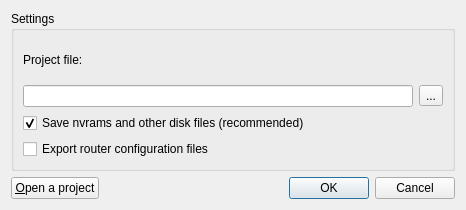
First picture: the form in src/GNS3/Ui/Form_NewProject.ui, repository GNS3/gns3-legacy, before the edit.
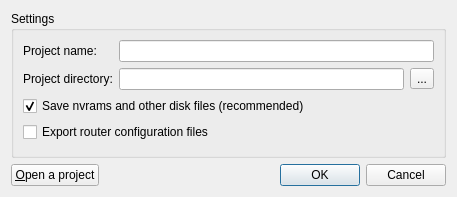
Second picture: the form after the edit. Icons and pictures are not drawn.

Commit message: [*] Some improvements for project management.

The edit to the form file:
```diff
--- a/src/GNS3/Ui/Form_NewProject.ui
+++ b/src/GNS3/Ui/Form_NewProject.ui
@@ -1,12 +1,12 @@
 <ui version="4.0" >
  <class>NewProject</class>
- <widget class="QDialog" name="NewProject" >
-  <property name="geometry" >
+ <widget class="QDialog" name="NewProject">
+  <property name="geometry">
    <rect>
     <x>0</x>
     <y>0</y>
-    <width>466</width>
-    <height>210</height>
+    <width>457</width>
+    <height>197</height>
    </rect>
   </property>
   <property name="windowTitle" >
@@ -15,26 +15,57 @@
   <property name="windowIcon" >
    <iconset resource="../../../../gns3-artwork/svg_resources.qrc" >:/images/logo_icon.png</iconset>
   </property>
-  <layout class="QGridLayout" >
-   <item row="0" column="0" colspan="2" >
-    <widget class="QGroupBox" name="groupBox" >
-     <property name="title" >
+  <layout class="QGridLayout">
+   <item row="1" column="0">
+    <widget class="QPushButton" name="pushButtonOpenProject">
+     <property name="text">
+      <string>&amp;Open a project</string>
+     </property>
+    </widget>
+   </item>
+   <item row="1" column="1">
+    <widget class="QDialogButtonBox" name="buttonBox">
+     <property name="orientation">
+      <enum>Qt::Horizontal</enum>
+     </property>
+     <property name="standardButtons">
+      <set>QDialogButtonBox::Cancel|QDialogButtonBox::Ok</set>
+     </property>
+    </widget>
+   </item>
+   <item row="0" column="0" colspan="2">
+    <widget class="QGroupBox" name="groupBox">
+     <property name="title">
       <string>Settings</string>
      </property>
-     <layout class="QGridLayout" >
-      <item row="0" column="0" >
-       <widget class="QLabel" name="label" >
-        <property name="text" >
-         <string>Project file:</string>
+     <layout class="QGridLayout" name="gridLayout">
+      <item row="0" column="0">
+       <widget class="QLabel" name="label_2">
+        <property name="text">
+         <string>Project name:</string>
         </property>
        </widget>
       </item>
-      <item row="1" column="0" >
-       <widget class="QLineEdit" name="ProjectPath" />
+      <item row="0" column="1" colspan="2">
+       <widget class="QLineEdit" name="ProjectName">
+        <property name="text">
+         <string/>
+        </property>
+       </widget>
       </item>
-      <item row="1" column="1" >
-       <widget class="QToolButton" name="NewProject_browser" >
-        <property name="text" >
+      <item row="1" column="0">
+       <widget class="QLabel" name="label">
+        <property name="text">
+         <string>Project directory:</string>
+        </property>
+       </widget>
+      </item>
+      <item row="1" column="1">
+       <widget class="QLineEdit" name="ProjectPath"/>
+      </item>
+      <item row="1" column="2">
+       <widget class="QToolButton" name="NewProject_browser">
+        <property name="text">
          <string>...</string>
         </property>
         <property name="toolButtonStyle" >
@@ -42,9 +73,9 @@
         </property>
        </widget>
       </item>
-      <item row="2" column="0" colspan="2" >
-       <widget class="QCheckBox" name="checkBox_WorkdirFiles" >
-        <property name="text" >
+      <item row="2" column="0" colspan="2">
+       <widget class="QCheckBox" name="checkBox_WorkdirFiles">
+        <property name="text">
          <string>Save nvrams and other disk files (recommended)</string>
         </property>
         <property name="checked" >
@@ -52,9 +83,9 @@
         </property>
        </widget>
       </item>
-      <item row="3" column="0" colspan="2" >
-       <widget class="QCheckBox" name="checkBox_ConfigFiles" >
-        <property name="text" >
+      <item row="3" column="0" colspan="2">
+       <widget class="QCheckBox" name="checkBox_ConfigFiles">
+        <property name="text">
          <string>Export router configuration files</string>
         </property>
        </widget>
@@ -62,23 +93,6 @@
      </layout>
     </widget>
    </item>
-   <item row="1" column="0" >
-    <widget class="QPushButton" name="pushButtonOpenProject" >
-     <property name="text" >
-      <string>&amp;Open a project</string>
-     </property>
-    </widget>
-   </item>
-   <item row="1" column="1" >
-    <widget class="QDialogButtonBox" name="buttonBox" >
-     <property name="orientation" >
-      <enum>Qt::Horizontal</enum>
-     </property>
-     <property name="standardButtons" >
-      <set>QDialogButtonBox::Cancel|QDialogButtonBox::NoButton|QDialogButtonBox::Ok</set>
-     </property>
-    </widget>
-   </item>
   </layout>
  </widget>
  <resources>
```
Left out of the diff: 24 changed lines with no effect on the pictures. The commit also changes 35 other files.
